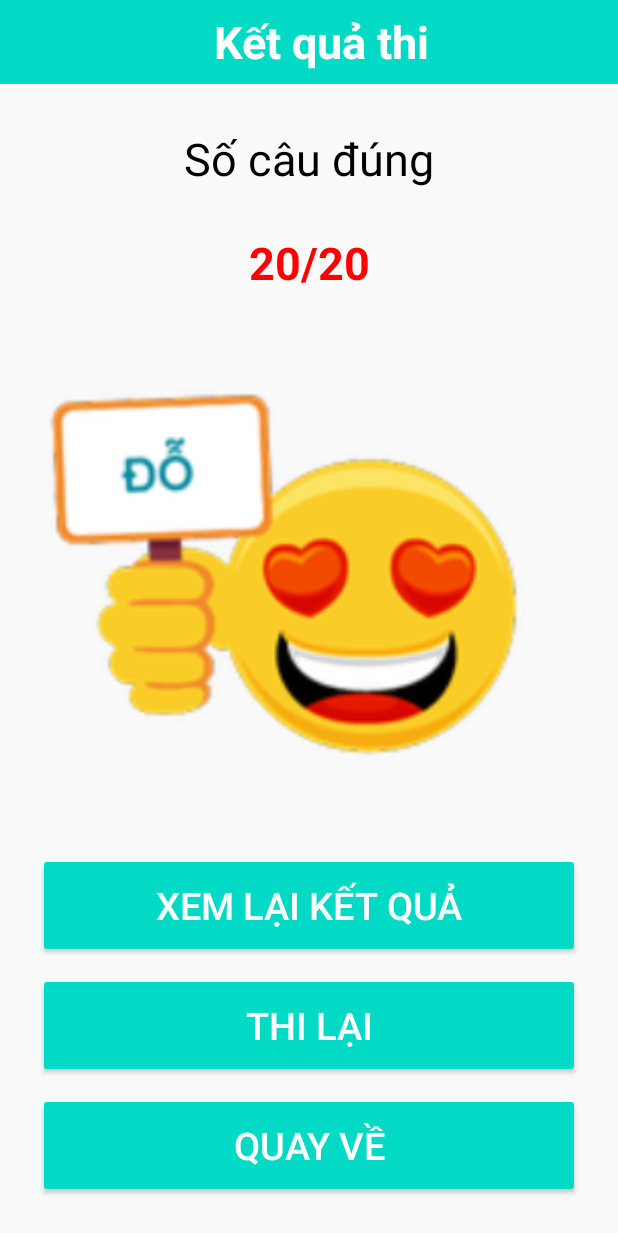
After one commit to Nguyen-Tu-Van/APP_LXA1, an Android app: the layout activity_ketquathi.xml on its own in the app's theme, with its tools: preview values and no code run, on a phone screen of 412 x 824 dp. The commit adds this screen. Shown: the top 1233 px of the screen. Run offline under Robolectric (Android 15) with nearby library versions, the phone set to English and light mode, and no system bars.

Commit message:
CHỉnh sửa phần thi sát hạch

```diff
--- a/app/src/main/AndroidManifest.xml
+++ b/app/src/main/AndroidManifest.xml
@@ -9,7 +9,9 @@
         android:roundIcon="@mipmap/ic_launcher_round"
         android:supportsRtl="true"
         android:theme="@style/Theme.APP_LXA1">
-        <activity android:name=".thisathach2"></activity>
+        <activity android:name=".dethi"></activity>
+        <activity android:name=".ketquathi" />
+        <activity android:name=".thisathach2" />
         <activity android:name=".thisathach" />
         <activity android:name=".meoghinho" />
         <activity android:name=".bienbaogt" />
--- a/app/src/main/java/com/example/app_lxa1/MainActivity.kt
+++ b/app/src/main/java/com/example/app_lxa1/MainActivity.kt
@@ -22,6 +22,7 @@ class MainActivity : AppCompatActivity() {
         val meo = findViewById<ImageButton>(R.id.bt_meo)
         val thi = findViewById<ImageButton>(R.id.bt_thiSatHach)
         val lythuyet = findViewById<ImageButton>(R.id.bt_lyThuyet)
+        val tracuu = findViewById<ImageButton>(R.id.bt_traCuu)
 
         thi.setOnClickListener{
             var intent = Intent(this,thisathach::class.java)
@@ -39,6 +40,10 @@ class MainActivity : AppCompatActivity() {
             var intent = Intent(this,thisathach2::class.java)
             startActivity(intent)
         }
+        tracuu.setOnClickListener{
+            var intent = Intent(this,ketquathi::class.java)
+            startActivity(intent)
+        }
 
     }
 }
--- a/app/src/main/res/drawable/bg_maucam_corner_30.xml
+++ b/app/src/main/res/drawable/bg_maucam_corner_30.xml
@@ -1,5 +1,5 @@
 <?xml version="1.0" encoding="utf-8"?>
 <shape xmlns:android="http://schemas.android.com/apk/res/android">
-    <solid android:color="@android:color/holo_orange_light" />
+    <solid android:color="#00ff00" />
     <corners android:radius="10dp" />
 </shape>
--- /dev/null
+++ b/app/src/main/res/layout/activity_ketquathi.xml
@@ -0,0 +1,112 @@
+<?xml version="1.0" encoding="utf-8"?>
+<androidx.constraintlayout.widget.ConstraintLayout xmlns:android="http://schemas.android.com/apk/res/android"
+    xmlns:app="http://schemas.android.com/apk/res-auto"
+    xmlns:tools="http://schemas.android.com/tools"
+    android:layout_width="match_parent"
+    android:layout_height="match_parent"
+    tools:context=".ketquathi">
+    <LinearLayout
+        android:layout_width="match_parent"
+        android:layout_height="match_parent"
+        android:orientation="vertical">
+
+        <androidx.appcompat.widget.Toolbar
+            android:id="@+id/toolbarKetQuaThi"
+            android:layout_width="match_parent"
+            android:layout_height="wrap_content"
+            android:background="@color/teal_200"
+            android:minHeight="?attr/actionBarSize"
+            android:theme="?attr/actionBarTheme"
+            >
+            <TextView
+                android:id="@+id/textview1"
+                android:layout_width="match_parent"
+                android:layout_height="wrap_content"
+                android:text="Kết quả thi"
+                android:gravity="center"
+                android:textColor="#FFF"
+                android:textSize="30sp"
+                android:textStyle="bold"
+                />
+        </androidx.appcompat.widget.Toolbar>
+
+        <LinearLayout
+            android:layout_width="match_parent"
+            android:layout_height="match_parent"
+            android:orientation="vertical"
+            android:padding="15dp">
+            <TextView
+                android:layout_width="match_parent"
+                android:layout_height="0dp"
+                android:layout_weight="1"
+                android:text="Số câu đúng"
+                android:textSize="30dp"
+                android:textColor="@color/black"
+                android:gravity="center"></TextView>
+            <TextView
+                android:id="@+id/textviewSoCauDung"
+                android:layout_width="match_parent"
+                android:layout_height="0dp"
+                android:layout_weight="1"
+                android:text="20/20"
+                android:textSize="30dp"
+                android:textColor="#ff0000"
+                android:textStyle="bold"
+                android:gravity="center"></TextView>
+            <ImageView
+                android:id="@+id/image_ketqua"
+                android:layout_width="match_parent"
+                android:layout_height="0dp"
+                android:layout_weight="5"
+                android:src="@drawable/dado">
+            </ImageView>
+            <Button
+                android:id="@+id/bt_xemlaiketqua"
+                android:layout_width="match_parent"
+                android:layout_height="0dp"
+                android:layout_weight="1"
+                android:text="Xem lại kết quả"
+                android:textSize="25dp"
+                android:backgroundTint="@color/teal_200"
+                android:layout_marginTop="10dp"
+                android:layout_marginLeft="10dp"
+                android:layout_marginRight="10dp"
+                android:textColor="@color/white"
+                android:layout_gravity="center">
+
+            </Button>
+            <Button
+                android:id="@+id/bt_thilai"
+                android:layout_width="match_parent"
+                android:layout_height="0dp"
+                android:layout_weight="1"
+                android:text="Thi lại"
+                android:textSize="25dp"
+                android:backgroundTint="@color/teal_200"
+                android:layout_marginTop="10dp"
+                android:layout_marginLeft="10dp"
+                android:layout_marginRight="10dp"
+                android:textColor="@color/white"
+                android:layout_gravity="center">
+
+            </Button>
+            <Button
+                android:id="@+id/bt_quayve"
+                android:layout_width="match_parent"
+                android:layout_height="0dp"
+                android:layout_weight="1"
+                android:text="Quay về"
+                android:textSize="25dp"
+                android:backgroundTint="@color/teal_200"
+                android:layout_margin="10dp"
+                android:textColor="@color/white"
+                android:layout_gravity="center">
+
+            </Button>
+
+
+        </LinearLayout>
+
+    </LinearLayout>
+
+</androidx.constraintlayout.widget.ConstraintLayout>
```
Also changed, not shown: app/src/main/java/com/example/app_lxa1/dethi.kt (added, +11 -0 lines), app/src/main/java/com/example/app_lxa1/ketquathi.kt (added, +36 -0 lines), app/src/main/java/com/example/app_lxa1/thisathach.kt (+86 -31 lines), app/src/main/res/layout/activity_dethi.xml (added, +9 -0 lines), app/src/main/res/layout/activity_thisathach.xml (+17 -10 lines), app/src/main/res/drawable/dado.png (added), app/src/main/res/drawable/datruot.png (added).
